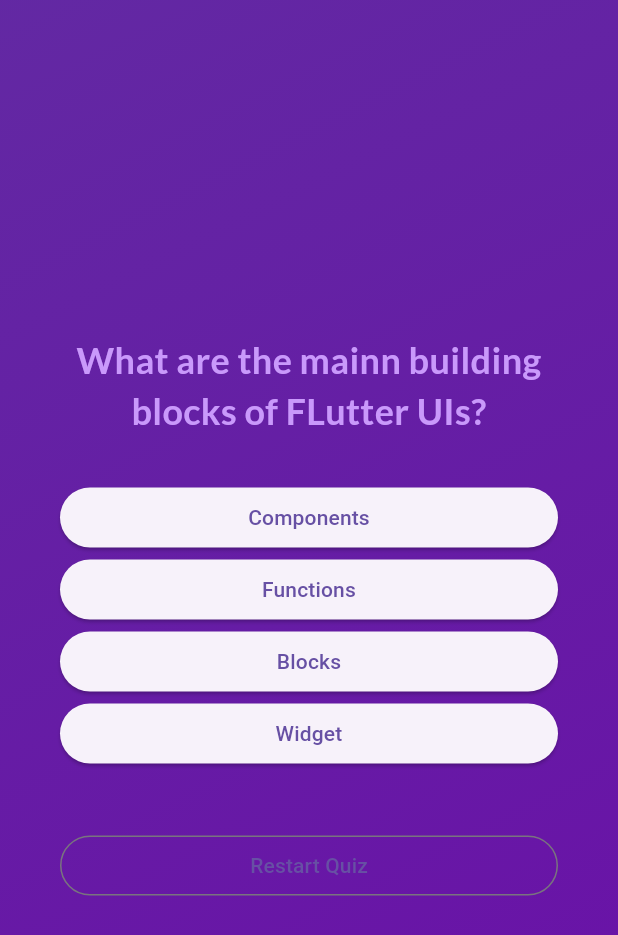
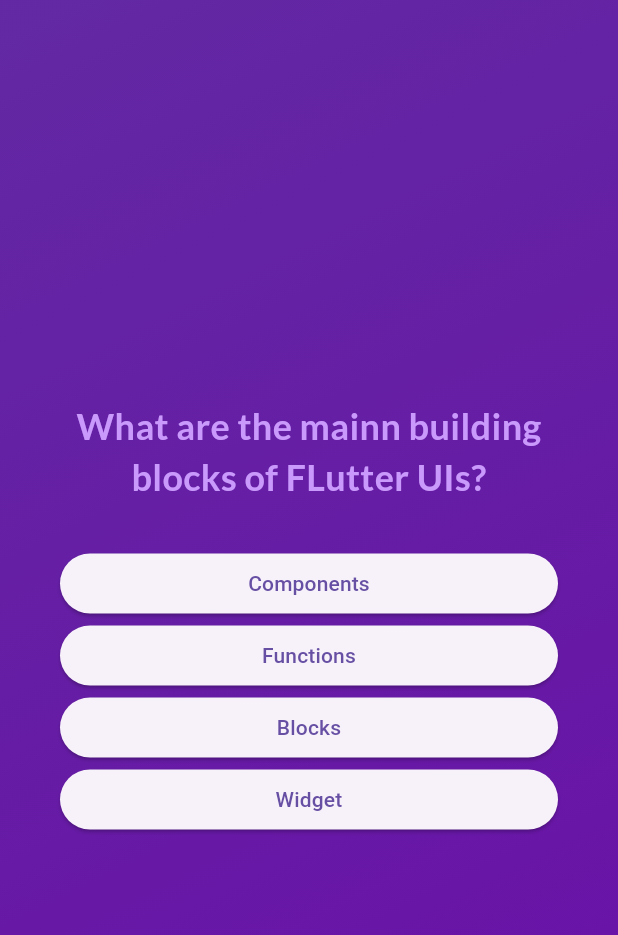
Before and after one commit to shabzzy/dice_roller, a Flutter app: the screen it shows after launch, after a tap on "Start Quiz", on a phone screen of 412 x 824 dp. Shown: the top 935 px of the screen. Run offline on Flutter 3.47's test engine with Material 3 defaults, Android fonts, the phone set to English and light mode, and no system bars; our stand-ins replace google_fonts.

Commit message:
second commit

```diff
--- a/Desktop/flutter_projects/adv_basics2/lib/questions_screen.dart
+++ b/Desktop/flutter_projects/adv_basics2/lib/questions_screen.dart
@@ -5,8 +5,7 @@
 import 'package:adv_basics2/answer_button.dart';
 
 class QuestionsScreen extends StatefulWidget {
-  const QuestionsScreen(this.goBack, this.onSelectAnswer, {super.key});
-  final void Function() goBack;
+  const QuestionsScreen(this.onSelectAnswer, {super.key});
   final void Function(String) onSelectAnswer;
   @override
   State<StatefulWidget> createState() {
@@ -57,11 +56,7 @@
             // AnswerButton(() {}, currentQuestion.answers[1]),
             // AnswerButton(() {}, currentQuestion.answers[2]),
             // AnswerButton(() {}, currentQuestion.answers[3]),
-            SizedBox(height: 40),
-            OutlinedButton(
-              onPressed: widget.goBack,
-              child: Text('Restart Quiz'),
-            ),
+
           ],
         ),
       ),
--- a/Desktop/flutter_projects/adv_basics2/lib/quiz.dart
+++ b/Desktop/flutter_projects/adv_basics2/lib/quiz.dart
@@ -42,7 +42,7 @@
     selectedAnswers.add(answers); // stores the selected answer
     if (selectedAnswers.length == questions.length) {
       setState(() {
-        // activescreen =  StartScreen(switchScreen);
+        selectedAnswers = []; // clear old answer ans start afresh
         activeScreen = 'result_screen';
       });
     }
@@ -52,10 +52,13 @@
   Widget build(BuildContext context) {
     Widget screenWidget = StartScreen(switchScreen);
     if (activeScreen == 'question_screen') {
-      screenWidget = QuestionsScreen(switchtobackToStartScreen, answerQuestion);
+      screenWidget = QuestionsScreen(answerQuestion);
     }
     if (activeScreen == 'result_screen') {
-      screenWidget = ResultScreen();
+      screenWidget = ResultScreen(
+        switchtobackToStartScreen,
+        chosenAnswers: selectedAnswers,
+      );
     }
     return Container(
       decoration: BoxDecoration(
```
